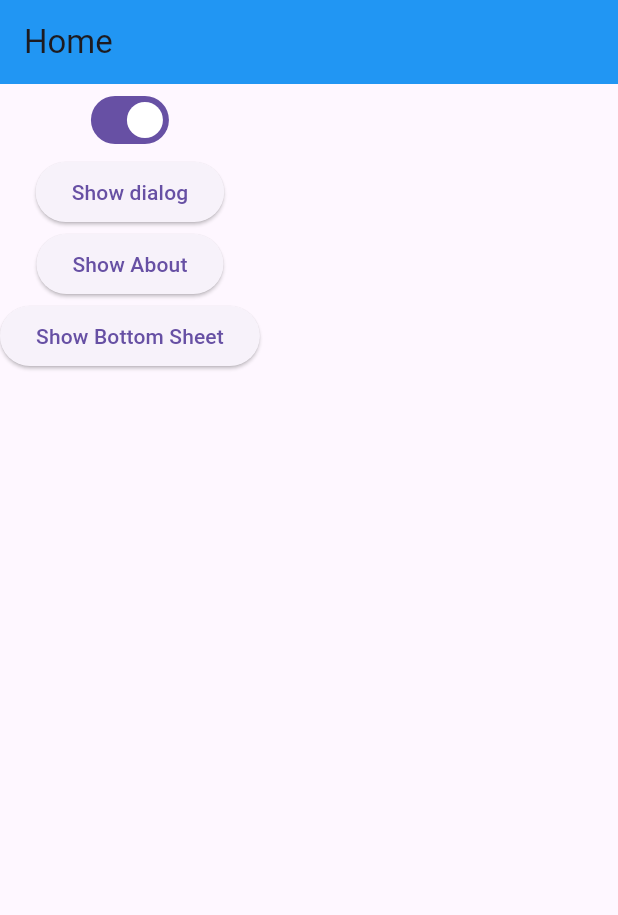
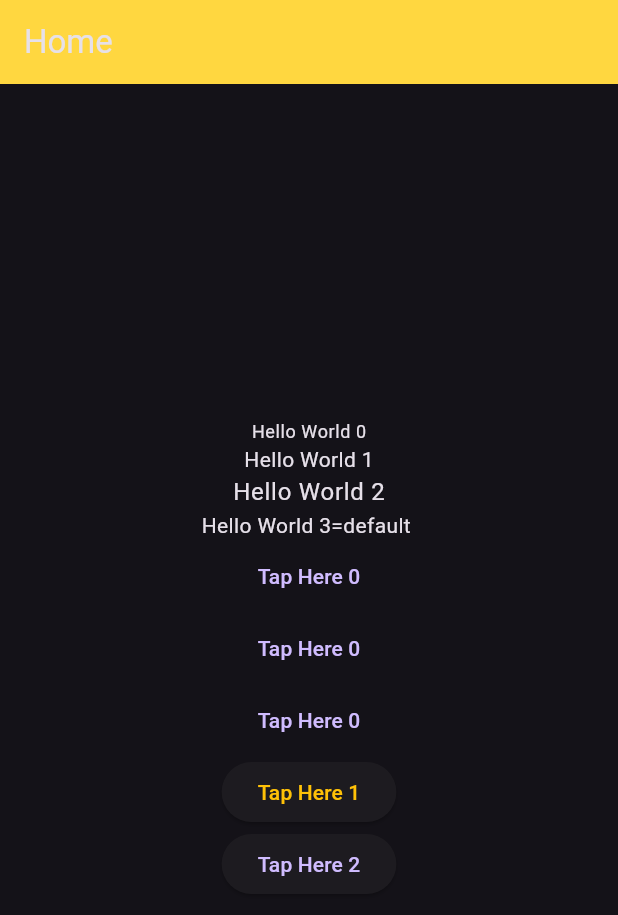
Before and after one commit to nafiz79/practise_udemy, a Flutter app: the screen it shows after launch, on a phone screen of 412 x 824 dp. Shown: the top 915 px of the screen. Run offline on Flutter 3.47's test engine with Material 3 defaults, Android fonts, the phone set to English and light mode, and no system bars.

Commit message:
theme change and themedata

```diff
--- a/lib/main.dart
+++ b/lib/main.dart
@@ -14,6 +14,52 @@ class MyApp extends StatelessWidget {
   Widget build(BuildContext context) {
     return MaterialApp(
       home: HomeScreen(),
+      theme: ThemeData(
+        primaryColor: Colors.green,
+        elevatedButtonTheme: ElevatedButtonThemeData(
+          style: ElevatedButton.styleFrom(
+            foregroundColor: Colors.pink,
+            backgroundColor: Colors.green,
+            padding: EdgeInsets.symmetric(horizontal: 30, vertical: 20),
+            shape: RoundedRectangleBorder(
+              borderRadius: BorderRadius.circular(12),
+            ),
+            elevation: 5,
+            textStyle: TextStyle(
+              fontSize: 16,
+              fontWeight: FontWeight.bold,
+              letterSpacing: 0.6,
+              wordSpacing: 0.5,
+            ),
+          ),
+        ),
+        textButtonTheme: TextButtonThemeData(
+          style: TextButton.styleFrom(
+            textStyle: TextStyle(
+              fontSize: 28,
+              fontWeight: FontWeight.w600,
+            ),
+            foregroundColor: Colors.deepOrange,
+          ),
+        ),
+        appBarTheme: AppBarTheme(
+          backgroundColor: Colors.pink,
+          elevation: 7,
+          shadowColor: Colors.green,
+        ),
+        textTheme: TextTheme(
+          bodyLarge: TextStyle(fontSize: 22),
+          bodyMedium: TextStyle(fontSize: 18),
+          bodySmall: TextStyle(fontSize: 12),
+        ),
+      ),
+      darkTheme: ThemeData(
+        brightness: Brightness.dark,
+        appBarTheme: AppBarTheme(
+          backgroundColor: Colors.amberAccent,
+        ),
+      ),
+      themeMode: ThemeMode.dark,
     );
   }
 }
@@ -26,69 +72,37 @@ class HomeScreen extends StatelessWidget {
     return Scaffold(
       appBar: AppBar(
         title: Text('Home'),
-        backgroundColor: Colors.blue,
       ),
-      body: Column(
+      body: Center(
+          child: Column(
+        mainAxisAlignment: MainAxisAlignment.center,
         children: [
-          Switch(value: true, onChanged: (bool value) {}),
+          Text(
+            'Hello World 0',
+            style: Theme.of(context).textTheme.bodySmall,
+          ),
+          Text(
+            'Hello World 1',
+            style: Theme.of(context).textTheme.bodyMedium,
+          ),
+          Text(
+            'Hello World 2',
+            style: Theme.of(context).textTheme.bodyLarge,
+          ),
+          Text('Hello World 3=default '),
+          TextButton(onPressed: () {}, child: Text('Tap Here 0')),
+          TextButton(onPressed: () {}, child: Text('Tap Here 0')),
+          TextButton(onPressed: () {}, child: Text('Tap Here 0')),
           ElevatedButton(
-              onPressed: () {
-                showDialog(
-                    barrierDismissible: false,
-                    context: context,
-                    builder: (context) => AlertDialog(
-                          title: Text('Alert'),
-                          content: Text('You are in Danger'),
-                          actions: [
-                            TextButton(
-                                onPressed: () {
-                                  Navigator.pop(context);
-                                },
-                                child: Text('Cancel')),
-                            TextButton(onPressed: () {}, child: Text('Okay'))
-                          ],
-                        ));
-              },
-              child: Text('Show dialog')),
-          ElevatedButton(
-              onPressed: () {
-                showAboutDialog(
-                    context: context,
-                    applicationName: "PikaPie",
-                    applicationVersion: "1.4.2",
-                    children: [
-                      Text('This Application is good for regular uses'),
-                    ]);
-              },
-              child: Text('Show About')),
-          ElevatedButton(
-              onPressed: () {
-                showModalBottomSheet(
-                  isDismissible: false,
-                  backgroundColor: Colors.grey.shade100,
-                  barrierColor: Colors.black54,
-                  shape: RoundedRectangleBorder(
-                    borderRadius: BorderRadius.only(
-                      topLeft: Radius.circular(26),
-                      topRight: Radius.circular(26),
-                    ),
-                  ),
-                  context: context,
-                  builder: (context) {
-                    return Padding(
-                      padding: const EdgeInsets.all(8.0),
-                      child: Column(
-                        children: [
-                          Center(child: Text('This is Modal Bottom Sheet')),
-                        ],
-                      ),
-                    );
-                  },
-                );
-              },
-              child: Text('Show Bottom Sheet'))
+            style: ElevatedButton.styleFrom(
+              foregroundColor: Colors.amber,
+            ),
+            onPressed: () {},
+            child: Text('Tap Here 1'),
+          ),
+          ElevatedButton(onPressed: () {}, child: Text('Tap Here 2'))
         ],
-      ),
+      )),
     );
   }
 }
```
